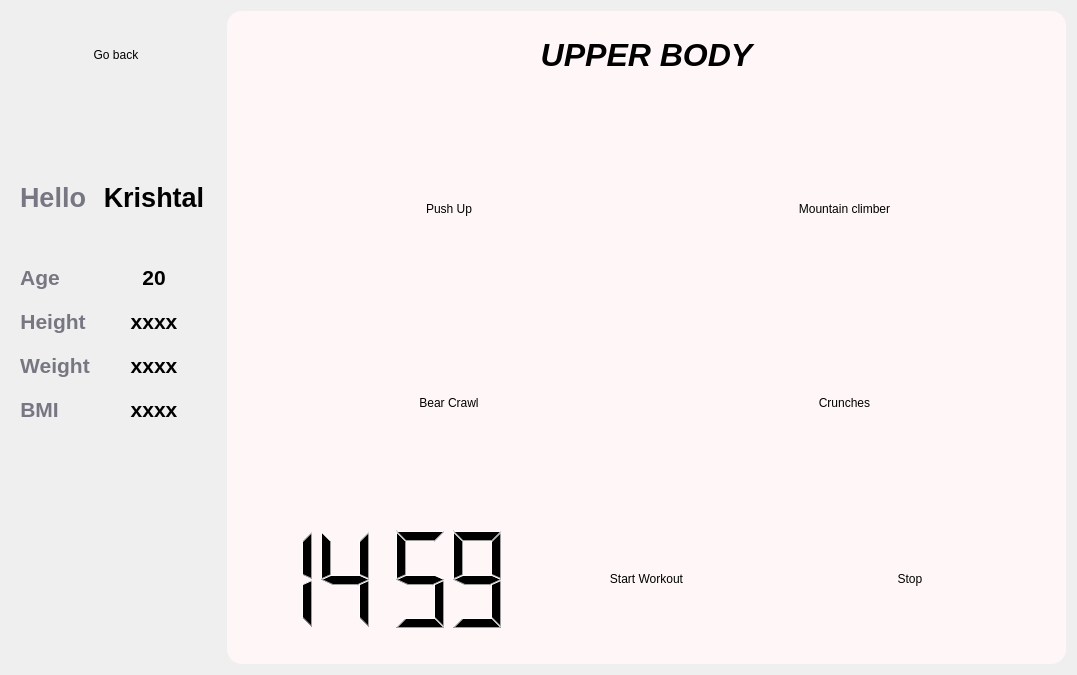
Before: the Qt Designer form K/upper_body.ui in burr1to/kaizen, drawn with Qt 5.
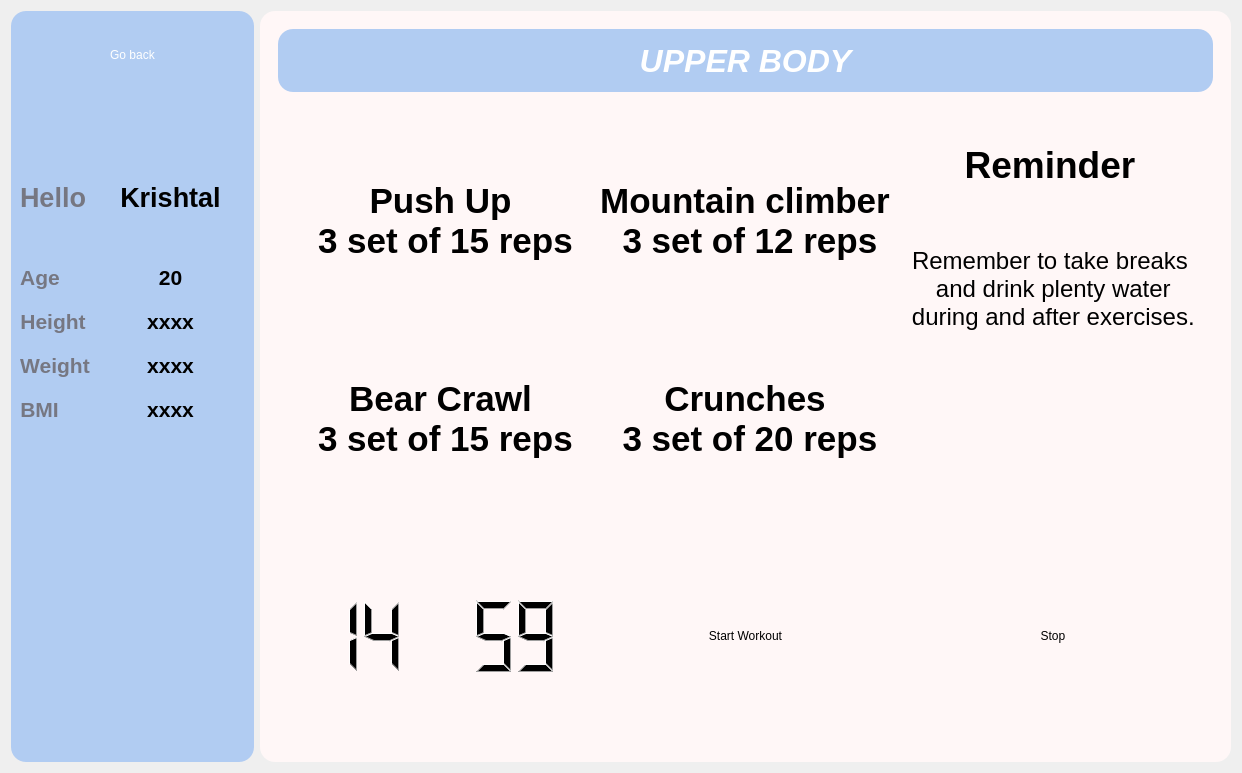
After: the same form once the commit is applied. Icons and pictures are not drawn.

Commit message: fitness latest added budget left

```diff
--- a/K/upper_body.ui
+++ b/K/upper_body.ui
@@ -6,8 +6,8 @@
    <rect>
     <x>0</x>
     <y>0</y>
-    <width>1077</width>
-    <height>675</height>
+    <width>1242</width>
+    <height>773</height>
    </rect>
   </property>
   <property name="windowTitle">
@@ -23,8 +23,8 @@
       </sizepolicy>
      </property>
      <property name="styleSheet">
-      <string notr="true">
-background: transparent;
+      <string notr="true">background-color:#B1ccf2;
+color: white;
 border-radius: 15px;</string>
      </property>
      <property name="frameShape">
@@ -366,6 +366,10 @@
              <bold>true</bold>
             </font>
            </property>
+           <property name="styleSheet">
+            <string notr="true">background-color:#B1ccf2;
+color: white;</string>
+           </property>
            <property name="text">
             <string>UPPER BODY</string>
            </property>
@@ -385,7 +389,7 @@
         <property name="frameShadow">
          <enum>QFrame::Raised</enum>
         </property>
-        <layout class="QVBoxLayout" name="verticalLayout_2" stretch="3,1">
+        <layout class="QVBoxLayout" name="verticalLayout_2" stretch="8,1,2,1">
          <item>
           <widget class="QFrame" name="frame_6">
            <property name="frameShape">
@@ -394,7 +398,82 @@
            <property name="frameShadow">
             <enum>QFrame::Raised</enum>
            </property>
-           <layout class="QGridLayout" name="gridLayout">
+           <layout class="QGridLayout" name="gridLayout" columnstretch="5,0,0">
+            <item row="0" column="0">
+             <widget class="QPushButton" name="pushButton">
+              <property name="sizePolicy">
+               <sizepolicy hsizetype="Preferred" vsizetype="Preferred">
+                <horstretch>0</horstretch>
+                <verstretch>0</verstretch>
+               </sizepolicy>
+              </property>
+              <property name="font">
+               <font>
+                <pointsize>26</pointsize>
+                <bold>true</bold>
+               </font>
+              </property>
+              <property name="styleSheet">
+               <string notr="true">#pushButton{
+border-image: url(:/images/src_images/push_up.png);}
+
+#pushButton:hover{font-size: 48px; 
+color: #3d4653;}</string>
+              </property>
+              <property name="text">
+               <string>Push Up 
+ 3 set of 15 reps</string>
+              </property>
+             </widget>
+            </item>
+            <item row="0" column="2" rowspan="2">
+             <widget class="QFrame" name="frame_8">
+              <property name="frameShape">
+               <enum>QFrame::StyledPanel</enum>
+              </property>
+              <property name="frameShadow">
+               <enum>QFrame::Raised</enum>
+              </property>
+              <layout class="QVBoxLayout" name="verticalLayout_3" stretch="1,5">
+               <item>
+                <widget class="QLabel" name="label_11">
+                 <property name="font">
+                  <font>
+                   <pointsize>28</pointsize>
+                   <bold>true</bold>
+                  </font>
+                 </property>
+                 <property name="text">
+                  <string>Reminder</string>
+                 </property>
+                 <property name="alignment">
+                  <set>Qt::AlignCenter</set>
+                 </property>
+                </widget>
+               </item>
+               <item>
+                <widget class="QLabel" name="label_12">
+                 <property name="font">
+                  <font>
+                   <pointsize>18</pointsize>
+                  </font>
+                 </property>
+                 <property name="styleSheet">
+                  <string notr="true">padding-top: 40px;</string>
+                 </property>
+                 <property name="text">
+                  <string>Remember to take breaks 
+ and drink plenty water 
+ during and after exercises.</string>
+                 </property>
+                 <property name="alignment">
+                  <set>Qt::AlignHCenter|Qt::AlignTop</set>
+                 </property>
+                </widget>
+               </item>
+              </layout>
+             </widget>
+            </item>
             <item row="1" column="0">
              <widget class="QPushButton" name="pushButton_2">
               <property name="sizePolicy">
@@ -403,12 +482,21 @@
                 <verstretch>0</verstretch>
                </sizepolicy>
               </property>
+              <property name="font">
+               <font>
+                <pointsize>26</pointsize>
+                <bold>true</bold>
+               </font>
+              </property>
               <property name="styleSheet">
-               <string notr="true">
-border-image: url(:/img_fitness/img/bear crawl.png);</string>
+               <string notr="true">#pushButton_2{
+border-image: url(:/images/src_images/bear crawl.png);}
+#pushButton_2:hover{font-size: 48px; 
+color: #3d4653;}</string>
               </property>
               <property name="text">
-               <string>Bear Crawl</string>
+               <string>Bear Crawl 
+ 3 set of 15 reps</string>
               </property>
              </widget>
             </item>
@@ -420,12 +508,21 @@
                 <verstretch>0</verstretch>
                </sizepolicy>
               </property>
+              <property name="font">
+               <font>
+                <pointsize>26</pointsize>
+                <bold>true</bold>
+               </font>
+              </property>
               <property name="styleSheet">
-               <string notr="true">
-border-image: url(:/img_fitness/img/mountain climber.png);</string>
+               <string notr="true">#pushButton_3{
+border-image: url(:/images/src_images/mountain climber.png);}
+#pushButton_3:hover{font-size: 48px; 
+color: #3d4653;}</string>
               </property>
               <property name="text">
-               <string>Mountain climber</string>
+               <string>Mountain climber 
+ 3 set of 12 reps</string>
               </property>
              </widget>
             </item>
@@ -437,34 +534,37 @@
                 <verstretch>0</verstretch>
                </sizepolicy>
               </property>
-              <property name="styleSheet">
-               <string notr="true">border-image: url(:/img_fitness/img/crunches.png);</string>
+              <property name="font">
+               <font>
+                <pointsize>26</pointsize>
+                <bold>true</bold>
+               </font>
               </property>
-              <property name="text">
-               <string>Crunches</string>
-              </property>
-             </widget>
-            </item>
-            <item row="0" column="0">
-             <widget class="QPushButton" name="pushButton">
-              <property name="sizePolicy">
-               <sizepolicy hsizetype="Preferred" vsizetype="Preferred">
-                <horstretch>0</horstretch>
-                <verstretch>0</verstretch>
-               </sizepolicy>
-              </property>
               <property name="styleSheet">
-               <string notr="true">
-border-image: url(:/img_fitness/img/push_up.png);</string>
+               <string notr="true">#pushButton_4{
+border-image: url(:/images/src_images/crunches.png);}
+#pushButton_4:hover{font-size: 48px; 
+color: #3d4653;}</string>
               </property>
               <property name="text">
-               <string>Push Up</string>
+               <string>Crunches 
+ 3 set of 20 reps</string>
               </property>
              </widget>
             </item>
            </layout>
           </widget>
          </item>
+         <item>
+          <widget class="QFrame" name="frame_9">
+           <property name="frameShape">
+            <enum>QFrame::StyledPanel</enum>
+           </property>
+           <property name="frameShadow">
+            <enum>QFrame::Raised</enum>
+           </property>
+          </widget>
+         </item>
          <item>
           <widget class="QFrame" name="frame_7">
            <property name="frameShape">
@@ -527,6 +627,16 @@
            </layout>
           </widget>
          </item>
+         <item>
+          <widget class="QFrame" name="frame_10">
+           <property name="frameShape">
+            <enum>QFrame::StyledPanel</enum>
+           </property>
+           <property name="frameShadow">
+            <enum>QFrame::Raised</enum>
+           </property>
+          </widget>
+         </item>
         </layout>
        </widget>
       </item>
```
The commit also changes 8 other files.
